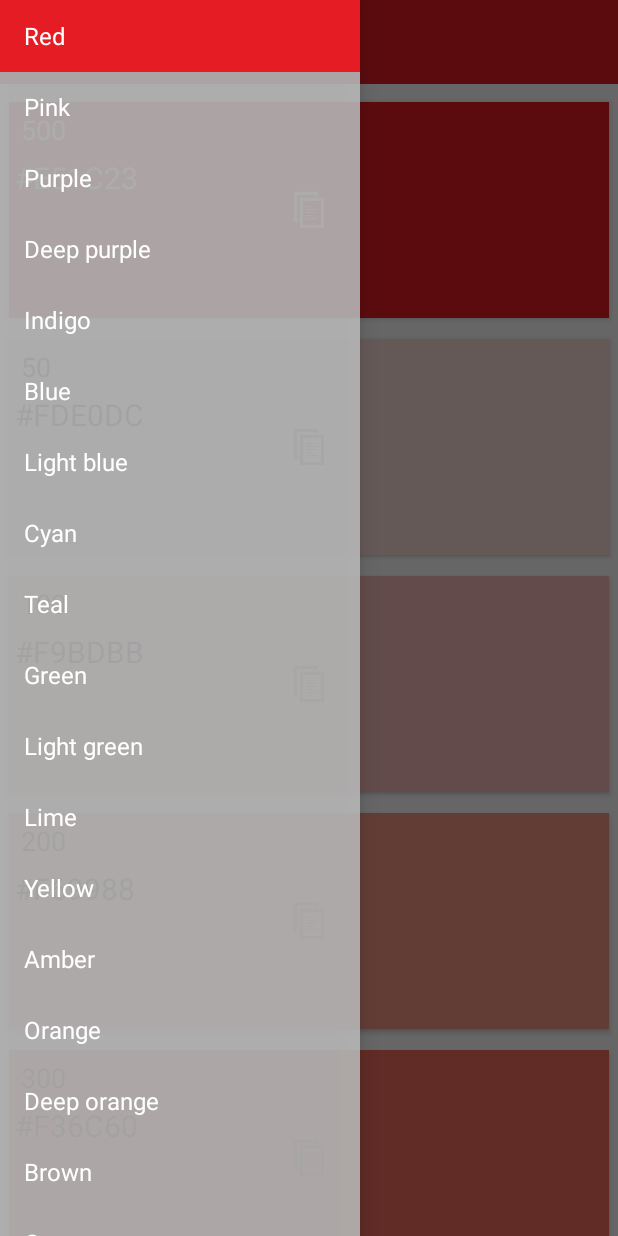
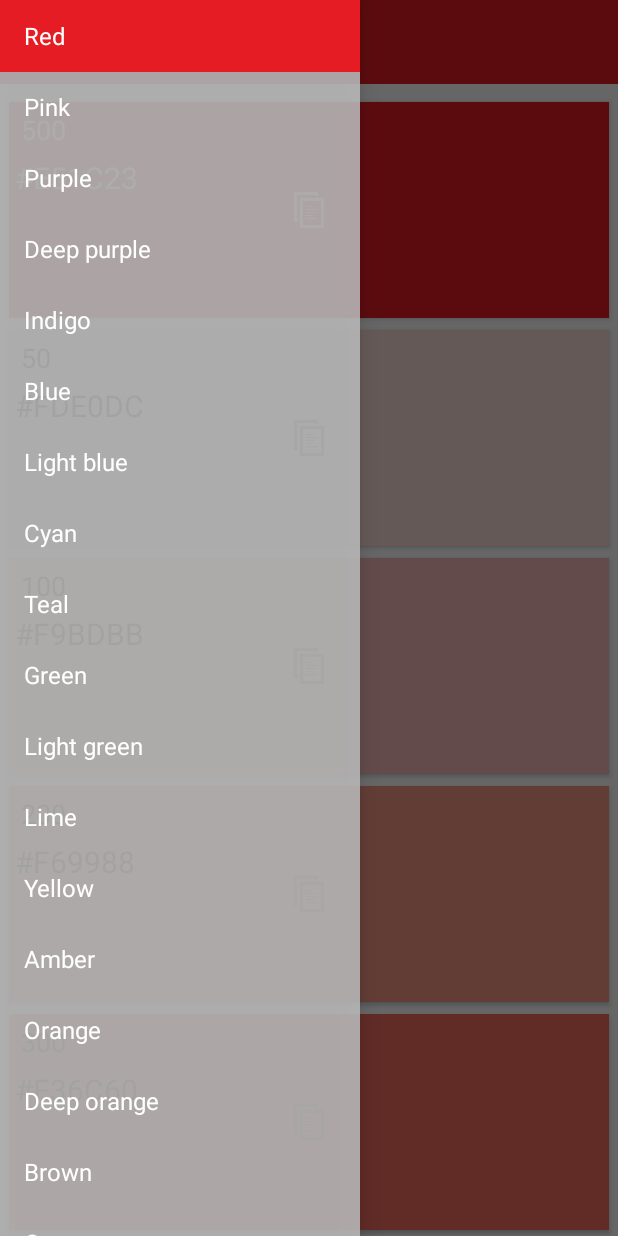
Before and after one commit to NightlyNexus/Material-Cards, an Android app: the screen it shows after launch (PaletteActivity), on a phone screen of 412 x 824 dp. Run offline under Robolectric (Android 15) with nearby library versions, the phone set to English and light mode, and no system bars.

Commit message:
less spacing between cards

```diff
--- a/app/src/main/java/com/brianco/materialcards/adapter/DrawerAdapter.java
+++ b/app/src/main/java/com/brianco/materialcards/adapter/DrawerAdapter.java
@@ -20,12 +20,11 @@ import java.util.List;
 
 public class DrawerAdapter extends ArrayAdapter<PaletteColorSection> {
 
-    private static final int LAYOUT_RESOURCE = R.layout.nav_item;
     private final LayoutInflater mLayoutInflater;
     private List<PaletteColorSection> mColorList;
 
     public DrawerAdapter(Context context, List<PaletteColorSection> colorList) {
-        super(context, LAYOUT_RESOURCE, colorList);
+        super(context, 0, colorList);
         mLayoutInflater = LayoutInflater.from(context);
         mColorList = colorList;
     }
@@ -34,7 +33,7 @@ public class DrawerAdapter extends ArrayAdapter<PaletteColorSection> {
     public View getView(int position, View convertView, ViewGroup parent) {
         final ViewHolder holder;
         if (convertView == null) {
-            convertView = mLayoutInflater.inflate(LAYOUT_RESOURCE, parent, false);
+            convertView = mLayoutInflater.inflate(R.layout.nav_item, parent, false);
             holder = new ViewHolder((TextView) convertView);
             convertView.setTag(holder);
         } else {
--- a/app/src/main/res/values/dimens.xml
+++ b/app/src/main/res/values/dimens.xml
@@ -15,6 +15,6 @@
     <dimen name="hover_move_threshold">10dp</dimen>
 
     <dimen name="card_height">144dp</dimen>
-    <dimen name="card_spacing">14dp</dimen>
+    <dimen name="card_spacing">8dp</dimen>
 
 </resources>
```
